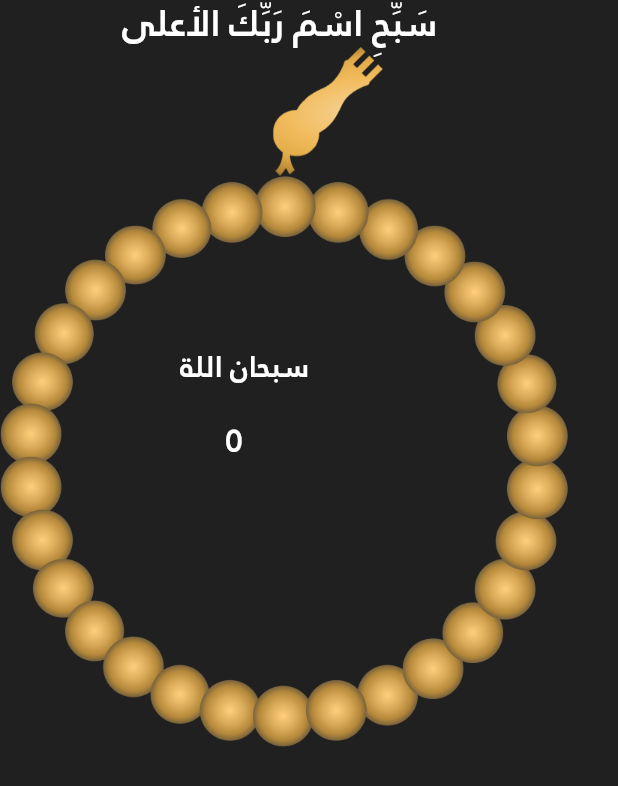
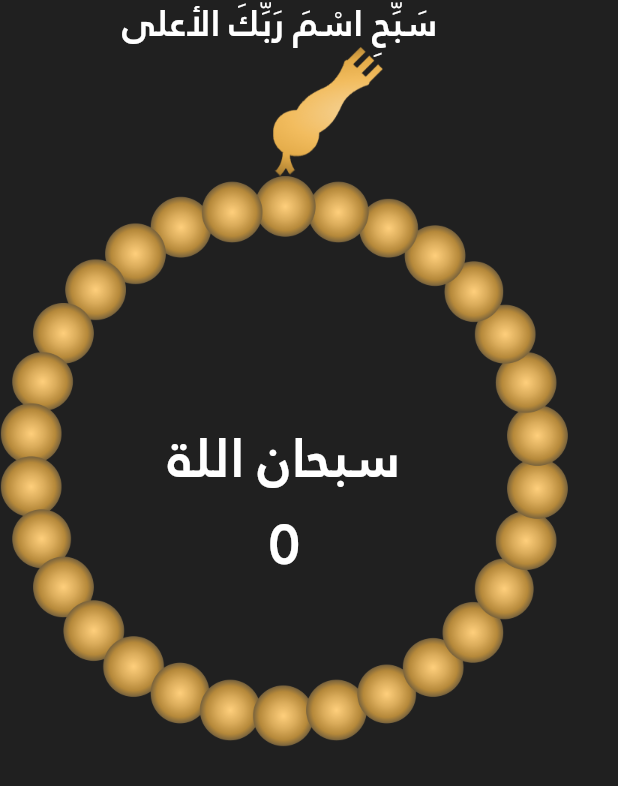
Before and after one commit to dalyNasser/islamic, a Flutter app: the SebhaScreen widget shown alone on an empty page, opened directly, on a phone screen of 412 x 824 dp. Shown: the top 786 px of the screen. Run offline on Flutter 3.47's test engine with Material 3 defaults, Android fonts, the phone set to English and light mode, and no system bars; our stand-ins replace carousel_slider, flutter_svg, smooth_page_indicator.

Commit message:
finish Sebha

```diff
--- a/lib/model/sebha_model.dart
+++ b/lib/model/sebha_model.dart
@@ -6,7 +6,11 @@
 
   SebhaModel({required this.count, required this.s_title, required this.s_content});
   static List<SebhaModel> tasbehList=[
-    SebhaModel(count: 33, s_title: 'سَبِّحِ اسْمَ رَبِّكَ الأعلى ', s_content: 'سبحان اللة')
+    SebhaModel(count: 33, s_title: 'سَبِّحِ اسْمَ رَبِّكَ الأعلى ', s_content: 'سبحان اللة'),
+    SebhaModel(count: 33, s_title: 'سَبِّحِ اسْمَ رَبِّكَ الأعلى ', s_content: 'الحمد لله'),
+    SebhaModel(count: 33, s_title: 'سَبِّحِ اسْمَ رَبِّكَ الأعلى ', s_content: 'الله اكبر'),
+    SebhaModel(count: 1, s_title: 'سَبِّحِ اسْمَ رَبِّكَ الأعلى ', s_content: 'لا الة الا الله'),
+
   ];
 
 }
--- a/lib/screen/Sebha/sebha_screen.dart
+++ b/lib/screen/Sebha/sebha_screen.dart
@@ -10,56 +10,67 @@ class SebhaScreen extends StatefulWidget {
 }
 
 class _SebhaScreenState extends State<SebhaScreen> {
+  int currentIndex=0;
   int count =0;
   @override
   Widget build(BuildContext context) {
     return Column(
       children: [
-        Text(SebhaModel.tasbehList.first.s_title,style: Theme.of(context).textTheme.headlineMedium?.copyWith(color: Colors.white),),
+        Text(SebhaModel.tasbehList[currentIndex].s_title,style: Theme.of(context).textTheme.headlineMedium?.copyWith(color: Colors.white),),
         Stack(
           children: [
             Positioned(
-              top: 200,
-              left: 120,
-              child: Text(
-                SebhaModel.tasbehList.first.s_content,
-                style: Theme.of(context).textTheme.headlineSmall,
+              top: 250,
+              left: 50,
+              right: 50,
+              child: Column(
+                mainAxisAlignment: MainAxisAlignment.spaceBetween,
+                children: [
+
+                 Text(
+                  SebhaModel.tasbehList[currentIndex].s_content,
+                  style: Theme.of(context).textTheme.headlineSmall?.copyWith(fontSize: 36),
+                ),
+                SizedBox(height: 10,),
+
+                Text(
+                count.toString(),
+                style: Theme.of(context).textTheme.headlineSmall?.copyWith(fontSize: 36),
               ),
+               ],),
             ),
+
             Positioned(
-              top: 250,
-              left: 150,
-              child: Text(
-                count.toString(),
-                style: Theme.of(context).textTheme.headlineSmall,
-              ),
-            ),
-            InkWell(
+
+            child: InkWell(
               onTap: (){
+                setState(() { if(count==SebhaModel.tasbehList[currentIndex].count){
+                  count=0;
+                  currentIndex=(currentIndex+1)% SebhaModel.tasbehList.length;
+                }
+                else
                 count++;
-                if(count==33)count=0;
-                setState(() {
+
+
 
                 });
               },
               child: Column(
+                mainAxisAlignment: MainAxisAlignment.spaceAround,
                 children: [
                   Image.asset(
                     AppAsset.sebha_head,
                     width: 145,
                     height: 86,
                   ),
-                  RotatedBox(
-                    quarterTurns: 10,
-                    child: Image.asset(
-                      AppAsset.sebha_body,
-                      width: 379,
-                      height: 381,
-                    ),
+                  Image.asset(
+                    AppAsset.sebha_body,
+                    width: 379,
+                    height: 381,
                   )
                 ],
               ),
-            )
+            )),
           ],
         )
       ],
--- a/pubspec.yaml
+++ b/pubspec.yaml
@@ -38,6 +38,7 @@ dependencies:
   smooth_page_indicator: ^1.2.1
   flutter_svg: ^2.1.0
   carousel_slider: ^5.1.1
+  shared_preferences: ^2.5.3
 
 dev_dependencies:
   flutter_test:
```
Also changed, not shown: pubspec.lock.
